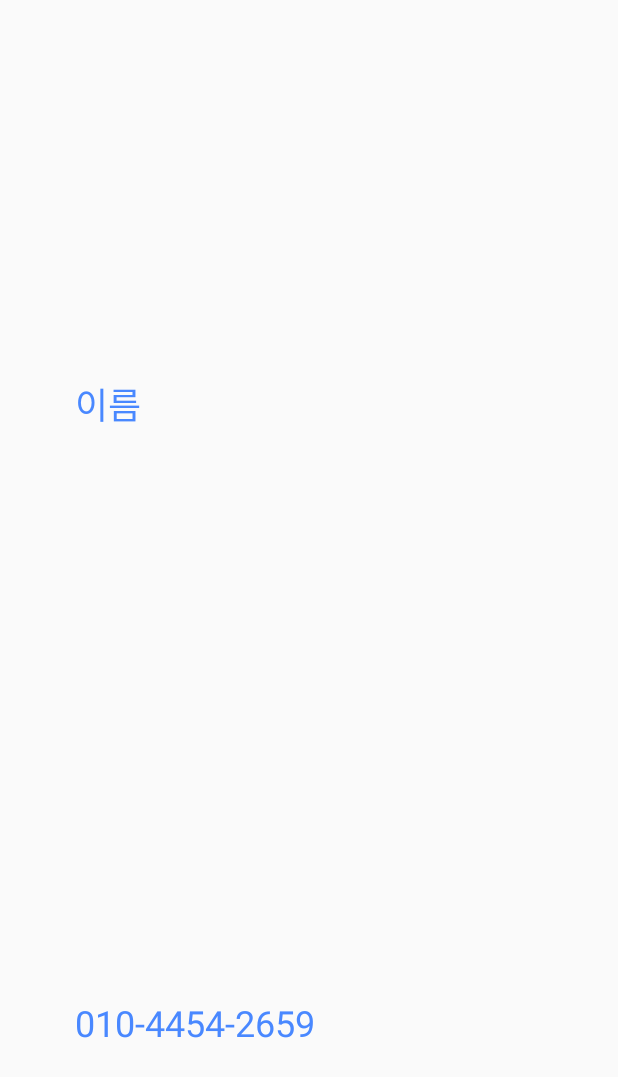
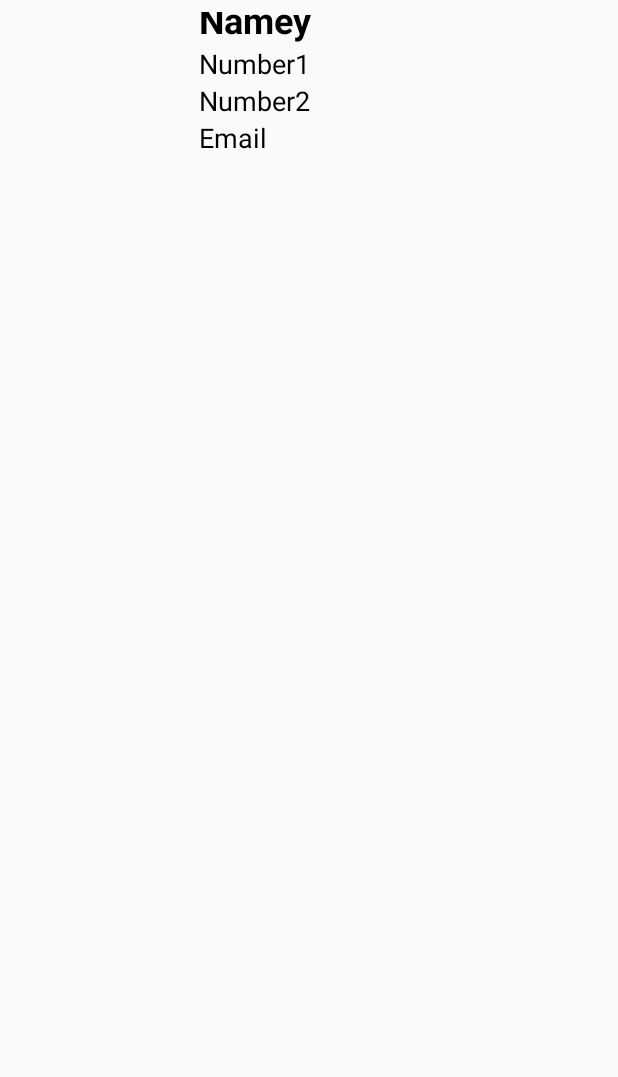
Before and after one commit to JOYB28/CS496-Project-1, an Android app: the layout listview2_item.xml on its own in the app's theme, with its tools: preview values and no code run, on a phone screen of 412 x 824 dp. Shown: the top 1077 px of the screen. Run offline under Robolectric (Android 15) with nearby library versions, the phone set to English and light mode, and no system bars.

Commit message:
Finished Tabs A and B

```diff
--- a/app/src/main/res/layout/listview2_item.xml
+++ b/app/src/main/res/layout/listview2_item.xml
@@ -1,45 +1,91 @@
 <?xml version="1.0" encoding="utf-8"?>
-<LinearLayout xmlns:android="http://schemas.android.com/apk/res/android"
+<android.support.constraint.ConstraintLayout xmlns:android="http://schemas.android.com/apk/res/android"
+    xmlns:app="http://schemas.android.com/apk/res-auto"
+    xmlns:tools="http://schemas.android.com/tools"
     android:layout_width="match_parent"
     android:layout_height="match_parent">
 
     <ImageView
         android:id="@+id/imageView1"
-        android:layout_width="wrap_content"
-        android:layout_height="match_parent"
-        android:layout_weight="1" />
+        android:layout_width="92dp"
+        android:layout_height="92dp"
+        android:layout_marginLeft="8dp"
+        android:layout_marginTop="16dp"
+        android:scaleType="centerCrop"
+        app:layout_constraintLeft_toLeftOf="parent"
+        app:layout_constraintRight_toLeftOf="@+id/constraintLayout2"
+        app:layout_constraintTop_toTopOf="parent" />
 
-    <LinearLayout
-        android:orientation="vertical"
-        android:layout_weight="4"
-        android:layout_width="wrap_content"
-        android:layout_height="match_parent">
+    <android.support.constraint.ConstraintLayout
+        android:layout_width="267dp"
+        android:layout_height="111dp"
+        app:layout_constraintTop_toTopOf="parent"
+        app:layout_constraintRight_toRightOf="parent"
+        android:id="@+id/constraintLayout2"
+        app:layout_constraintLeft_toRightOf="@+id/imageView1"
+        android:layout_marginTop="8dp"
+        android:layout_marginRight="0dp"
+        android:layout_marginLeft="8dp">
 
         <TextView
             android:id="@+id/textView1"
-            android:layout_width="match_parent"
-            android:layout_height="wrap_content"
-            android:text="이름"
+            android:layout_width="0dp"
+            android:layout_height="32dp"
+            android:layout_marginTop="-12dp"
+            android:fontFamily="sans-serif"
+            android:gravity="center_vertical"
+            android:text="Namey"
+            android:textColor="#000000"
             android:textSize="24dp"
-            android:textColor="#4988ff"
-            android:gravity="center_vertical"
-            android:layout_weight="2" />
+            android:textStyle="bold"
+            android:typeface="serif"
+            app:layout_constraintHorizontal_bias="0.0"
+            app:layout_constraintLeft_toLeftOf="parent"
+            app:layout_constraintRight_toRightOf="parent"
+            app:layout_constraintTop_toTopOf="parent" />
 
         <TextView
             android:id="@+id/textView2"
+            android:layout_width="0dp"
+            android:layout_height="wrap_content"
+            android:layout_marginTop="2dp"
+            android:fontFamily="sans-serif"
+            android:gravity="center_vertical"
+            android:text="Number1"
+            android:textColor="#000000"
+            android:textSize="18sp"
+            app:layout_constraintHorizontal_bias="0.0"
+            app:layout_constraintLeft_toLeftOf="parent"
+            app:layout_constraintRight_toRightOf="parent"
+            app:layout_constraintTop_toBottomOf="@+id/textView1" />
+
+        <TextView
+            android:id="@+id/textView3"
+            android:layout_width="0dp"
+            android:layout_height="wrap_content"
+            android:fontFamily="sans-serif"
+            android:gravity="center_vertical"
+            android:text="Number2"
+            android:textColor="#000000"
+            android:textSize="18sp"
+            app:layout_constraintLeft_toLeftOf="parent"
+            app:layout_constraintRight_toRightOf="parent"
+            app:layout_constraintTop_toBottomOf="@+id/textView2" />
+
+        <TextView
+            android:id="@+id/textView4"
             android:layout_width="match_parent"
             android:layout_height="wrap_content"
-            android:text="010-4454-2659"
-            android:textSize="24dp"
-            android:textColor="#4988ff"
+            android:layout_marginLeft="0dp"
+            android:fontFamily="sans-serif"
             android:gravity="center_vertical"
-            android:layout_weight="1" />
+            android:text="Email"
+            android:textColor="#000000"
+            android:textSize="18sp"
+            app:layout_constraintLeft_toLeftOf="parent"
+            app:layout_constraintRight_toRightOf="parent"
+            app:layout_constraintTop_toBottomOf="@+id/textView3" />
+    </android.support.constraint.ConstraintLayout>
 
 
-
-
-
-    </LinearLayout>
-
-
-</LinearLayout>
+</android.support.constraint.ConstraintLayout>
```
Also changed, not shown: app/src/main/java/cs496/project1/Activity_2.java (+204 -34 lines), app/src/main/java/cs496/project1/ContactsFragment.java (+4 -3 lines), app/src/main/java/cs496/project1/ListViewAdapter.java (+9 -4 lines), app/src/main/java/cs496/project1/ListViewItem.java (+8 -4 lines), app/src/main/res/layout/activity_2.xml (+8 -6 lines), app/src/main/res/layout/activity_main.xml (+3 -4 lines), app/src/main/res/layout/listview2_item2.xml (added, +15 -0 lines).
